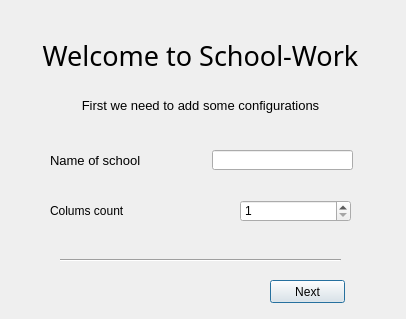
Before: the Qt Designer form UI/std_conf.ui in FirsovG/School_Work, drawn with Qt 5.
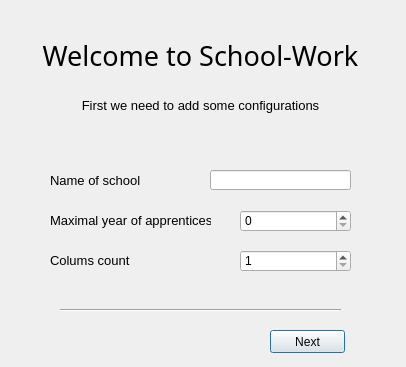
After: the same form once the commit is applied.

Patch:
```diff
--- a/UI/std_conf.ui
+++ b/UI/std_conf.ui
@@ -7,7 +7,7 @@
     <x>0</x>
     <y>0</y>
     <width>406</width>
-    <height>319</height>
+    <height>367</height>
    </rect>
   </property>
   <property name="windowTitle">
@@ -61,7 +61,7 @@
    <property name="geometry">
     <rect>
      <x>50</x>
-     <y>150</y>
+     <y>170</y>
      <width>141</width>
      <height>21</height>
     </rect>
@@ -80,11 +80,17 @@
    <property name="geometry">
     <rect>
      <x>50</x>
-     <y>200</y>
+     <y>250</y>
      <width>111</width>
      <height>21</height>
     </rect>
    </property>
+   <property name="font">
+    <font>
+     <family>Yu Gothic UI</family>
+     <pointsize>10</pointsize>
+    </font>
+   </property>
    <property name="text">
     <string>Colums count</string>
    </property>
@@ -93,7 +99,7 @@
    <property name="geometry">
     <rect>
      <x>240</x>
-     <y>200</y>
+     <y>250</y>
      <width>111</width>
      <height>22</height>
     </rect>
@@ -109,7 +115,7 @@
    <property name="geometry">
     <rect>
      <x>60</x>
-     <y>250</y>
+     <y>300</y>
      <width>281</width>
      <height>20</height>
     </rect>
@@ -122,7 +128,7 @@
    <property name="geometry">
     <rect>
      <x>270</x>
-     <y>280</y>
+     <y>330</y>
      <width>75</width>
      <height>23</height>
     </rect>
@@ -134,13 +140,45 @@
   <widget class="QLineEdit" name="schoolNameEdit">
    <property name="geometry">
     <rect>
-     <x>212</x>
-     <y>150</y>
+     <x>210</x>
+     <y>170</y>
      <width>141</width>
      <height>20</height>
     </rect>
    </property>
   </widget>
+  <widget class="QSpinBox" name="myoaEdit">
+   <property name="geometry">
+    <rect>
+     <x>240</x>
+     <y>210</y>
+     <width>111</width>
+     <height>22</height>
+    </rect>
+   </property>
+   <property name="maximum">
+    <number>15</number>
+   </property>
+  </widget>
+  <widget class="QLabel" name="myoaLabel">
+   <property name="geometry">
+    <rect>
+     <x>50</x>
+     <y>210</y>
+     <width>161</width>
+     <height>21</height>
+    </rect>
+   </property>
+   <property name="font">
+    <font>
+     <family>Yu Gothic UI</family>
+     <pointsize>10</pointsize>
+    </font>
+   </property>
+   <property name="text">
+    <string>Maximal year of apprenticeship</string>
+   </property>
+  </widget>
  </widget>
  <resources/>
  <connections/>
```
